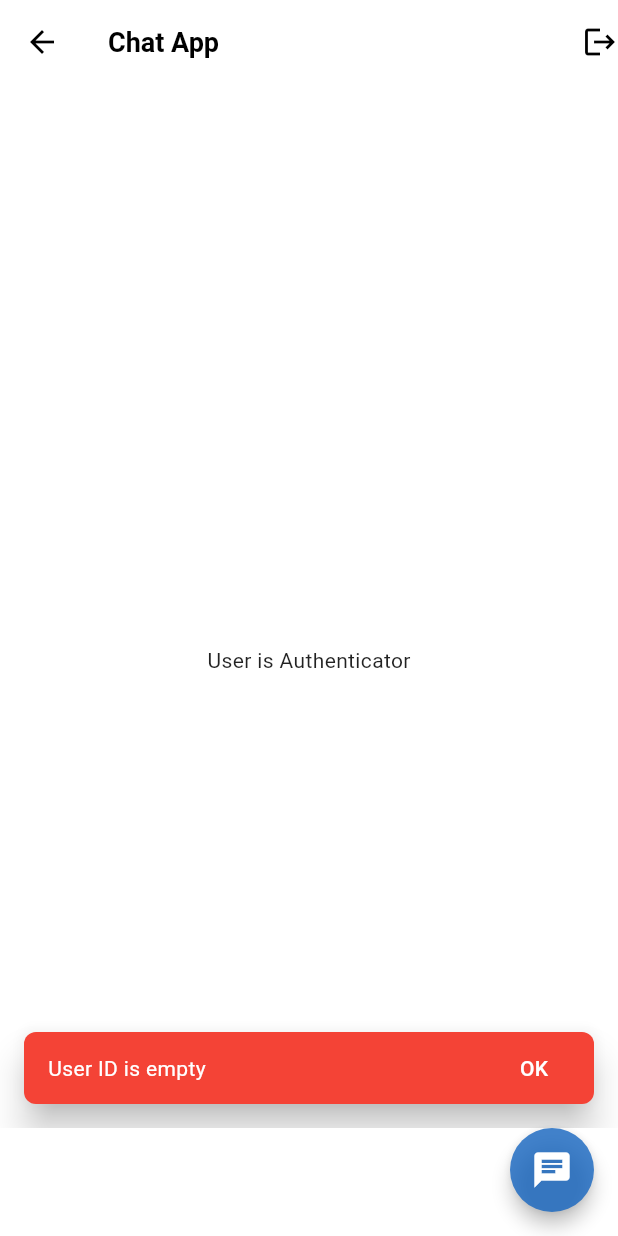
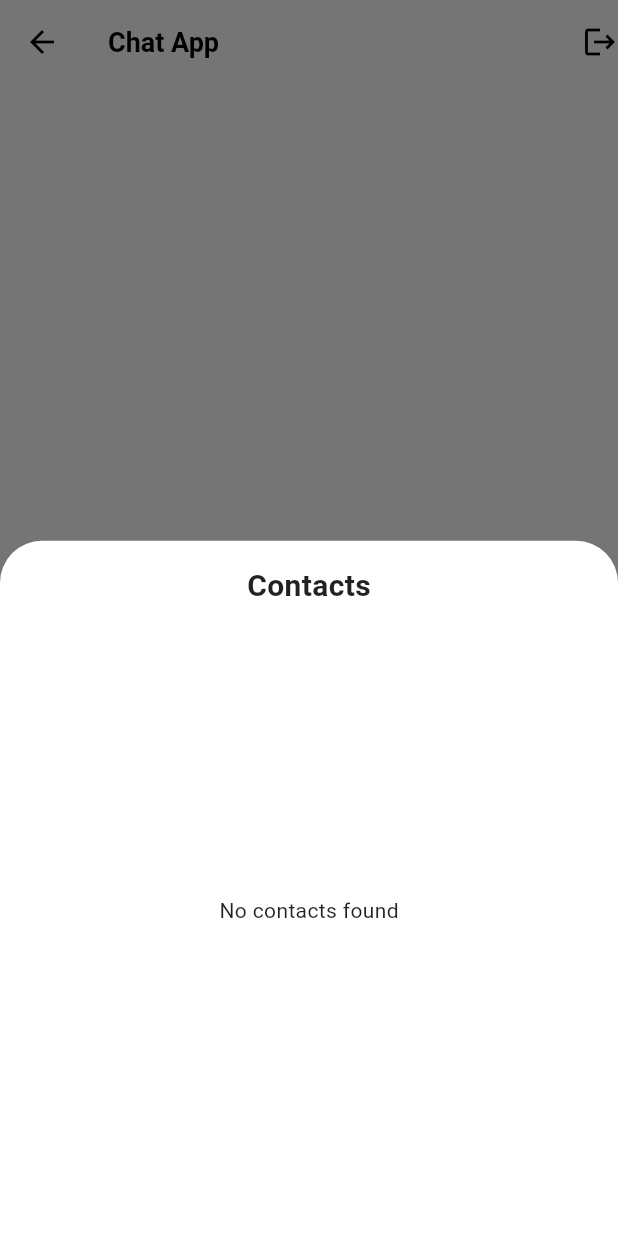
Before and after one commit to ItsAzura/flutter_firebase_chatapp, a Flutter app: the HomeScreen screen opened directly, after a tap on the "chat" icon, on a phone screen of 412 x 824 dp. Run offline on Flutter 3.47's test engine with Material 3 defaults, Android fonts, the phone set to English and light mode, and no system bars; our stand-ins replace cloud_firestore, equatable, firebase_auth, firebase_core, flutter_bloc, flutter_contacts and 1 more; accounts and stored records are empty.

Commit message:
feat: Add contact management functionality with permission handling and UI integration

```diff
--- /dev/null
+++ b/lib/data/repositories/contact_repository.dart
@@ -0,0 +1,119 @@
+import 'package:chat_app/data/models/user_model.dart';
+import 'package:chat_app/data/services/base_repository.dart';
+import 'package:firebase_auth/firebase_auth.dart';
+import 'package:flutter_contacts/flutter_contacts.dart';
+
+class ContactRepository extends BaseRepository {
+  // Trả về ID người dùng hiện tại hoặc '' nếu chưa đăng nhập
+  String get currentUserId => FirebaseAuth.instance.currentUser?.uid ?? '';
+
+  // Hàm yêu cầu Permission. Trả về true/false tùy người dùng cho phép.
+  Future<bool> requestContactsPermission() async {
+    return await FlutterContacts.requestPermission();
+  }
+
+  //* Hàm lấy danh bạ đã đăng ký
+  Future<List<Map<String, dynamic>>> getRegisteredContacts() async {
+    try {
+      // Xin Permission truy cập danh bạ
+      bool hasPermission = await requestContactsPermission();
+      if (!hasPermission) {
+        print('Contacts permission denied');
+        return [];
+      }
+
+      // Lấy danh sách Contact có đầy đủ phone number, name, photo
+      final contacts = await FlutterContacts.getContacts(
+        withProperties: true,
+        withPhoto: true,
+      );
+
+      // Kiểm tra nếu không có Contact nào
+      if (contacts.isEmpty) {
+        print('No contacts found');
+        return [];
+      }
+
+      // Chuẩn hoá danh sách số Phone
+      final phoneNumbers = contacts
+          .where((contact) => contact.phones.isNotEmpty)
+          .map(
+            (contact) => {
+              'name': contact.displayName,
+              'phoneNumber': contact.phones.first.number.replaceAll(
+                RegExp(r'[^\d+]'), //Xoá tất cả ký tự đặc biệt
+                '',
+              ),
+              'photo': contact.photo,
+            },
+          )
+          .toList();
+
+      // Lấy danh sách user từ Firestore
+      final usersSnapshot = await firestore.collection('users').get();
+
+      if (usersSnapshot.docs.isEmpty) {
+        print('No registered users found');
+        return [];
+      }
+
+      // Chuyển đổi danh sách user từ Firestore thành danh sách UserModel
+      final registeredUsers = usersSnapshot.docs
+          .map((doc) => UserModel.fromFirestore(doc))
+          .toList();
+
+      // So khớp danh bạ với user đã đăng ký
+      final matchedContacts = phoneNumbers
+          .where((contact) {
+            String phoneNumber = contact["phoneNumber"].toString();
+
+            // Chuẩn hoá số Phone
+            if (phoneNumber.startsWith("+84")) {
+              phoneNumber = phoneNumber.substring(3);
+            }
+
+            // Kiểm tra nếu contact này đã có trong Firestore và không phải là người dùng hiện tại
+            return registeredUsers.any(
+              (user) =>
+                  user.phoneNumber == phoneNumber && user.uid != currentUserId,
+            );
+          })
+          .map((contact) {
+            //Tìm user trong danh sách đã đăng ký phù hợp với số Phone đó.
+            String phoneNumber = contact["phoneNumber"].toString();
+
+            if (phoneNumber.startsWith("+84")) {
+              phoneNumber = phoneNumber.substring(3);
+            }
+
+            final registeredUser = registeredUsers.firstWhere(
+              (user) => user.phoneNumber == phoneNumber,
+            );
+
+            // Trả về một Map chứa: ID user, tên hiển thị từ danh bạ, số Phone.
+            return {
+              'id': registeredUser.uid,
+              'name': contact['name'],
+              'phoneNumber': contact['phoneNumber'],
+            };
+          })
+          .toList();
+
+      return matchedContacts;
+    } catch (e) {
+      print('Error getting registered contacts: $e');
+      return [];
+    }
+  }
+}
+
+/*
+
+1. Xin Permission truy cập danh bạ máy.
+2. Lấy danh bạ có số Phone.
+3. Chuẩn hoá số Phone.
+4. Lấy toàn bộ người dùng từ Firestore.
+5. So khớp số Phone với người dùng đã đăng ký.
+6. Trả về danh sách người dùng trùng với danh bạ.
+
+*/
--- a/lib/data/services/service_locator.dart
+++ b/lib/data/services/service_locator.dart
@@ -1,4 +1,5 @@
 import 'package:chat_app/data/repositories/auth_repository.dart';
+import 'package:chat_app/data/repositories/contact_repository.dart';
 import 'package:chat_app/firebase_options.dart';
 import 'package:chat_app/logic/cubits/auth/auth_cubit.dart';
 import 'package:chat_app/router/app_router.dart';
@@ -27,6 +28,9 @@ Future<void> setupServiceLocator() async {
   //Đăng ký AuthRepository như một singleton trong GetIt để quản lý xác thực người dùng
   getIt.registerLazySingleton(() => AuthRepository());
 
+  //Đăng ký ContactRepository như một singleton trong GetIt để quản lý contact
+  getIt.registerLazySingleton(() => ContactRepository());
+
   //Đăng ký AuthCubit như một singleton trong GetIt để quản lý trạng thái xác thực
   getIt.registerLazySingleton(
     () => AuthCubit(authRepository: getIt<AuthRepository>()),
--- a/lib/presentation/screens/home/home_screen.dart
+++ b/lib/presentation/screens/home/home_screen.dart
@@ -1,11 +1,78 @@
+import 'package:chat_app/data/repositories/contact_repository.dart';
 import 'package:chat_app/data/services/service_locator.dart';
 import 'package:chat_app/logic/cubits/auth/auth_cubit.dart';
 import 'package:chat_app/presentation/screens/auth/login_screen.dart';
 import 'package:chat_app/router/app_router.dart';
 import 'package:flutter/material.dart';
 
-class HomeScreen extends StatelessWidget {
+class HomeScreen extends StatefulWidget {
   const HomeScreen({super.key});
+
+  @override
+  State<HomeScreen> createState() => _HomeScreenState();
+}
+
+class _HomeScreenState extends State<HomeScreen> {
+  late final ContactRepository _contactRepository;
+
+  @override
+  void initState() {
+    _contactRepository = getIt<ContactRepository>();
+
+    super.initState();
+  }
+
+  void _showContactsList(BuildContext context) {
+    showModalBottomSheet(
+      context: context,
+      builder: (context) {
+        return Container(
+          padding: const EdgeInsets.all(16),
+          child: Column(
+            children: [
+              const Text(
+                "Contacts",
+                style: TextStyle(fontSize: 20, fontWeight: FontWeight.bold),
+              ),
+              Expanded(
+                child: FutureBuilder<List<Map<String, dynamic>>>(
+                  future: _contactRepository.getRegisteredContacts(),
+                  builder: (context, snapshot) {
+                    if (snapshot.hasError) {
+                      return Center(child: Text("Error: ${snapshot.error}"));
+                    }
+                    if (!snapshot.hasData) {
+                      return const Center(child: CircularProgressIndicator());
+                    }
+                    final contacts = snapshot.data!;
+                    if (contacts.isEmpty) {
+                      return const Center(child: Text("No contacts found"));
+                    }
+                    return ListView.builder(
+                      itemCount: contacts.length,
+                      itemBuilder: (context, index) {
+                        final contact = contacts[index];
+                        return ListTile(
+                          leading: CircleAvatar(
+                            backgroundColor: Theme.of(
+                              context,
+                            ).primaryColor.withOpacity(0.1),
+                            child: Text(contact["name"][0].toUpperCase()),
+                          ),
+                          title: Text(contact["name"]),
+                          onTap: () {},
+                        );
+                      },
+                    );
+                  },
+                ),
+              ),
+            ],
+          ),
+        );
+      },
+    );
+  }
 
   @override
   Widget build(BuildContext context) {
@@ -44,7 +111,7 @@ class HomeScreen extends StatelessWidget {
       ),
       body: const Center(child: Text("User is Authenticator")),
       floatingActionButton: FloatingActionButton(
-        onPressed: () {},
+        onPressed: () => _showContactsList(context),
         elevation: 5.0,
         shape: RoundedRectangleBorder(
           borderRadius: BorderRadius.circular(30.0),
```
Also changed, not shown: 3 other files.
